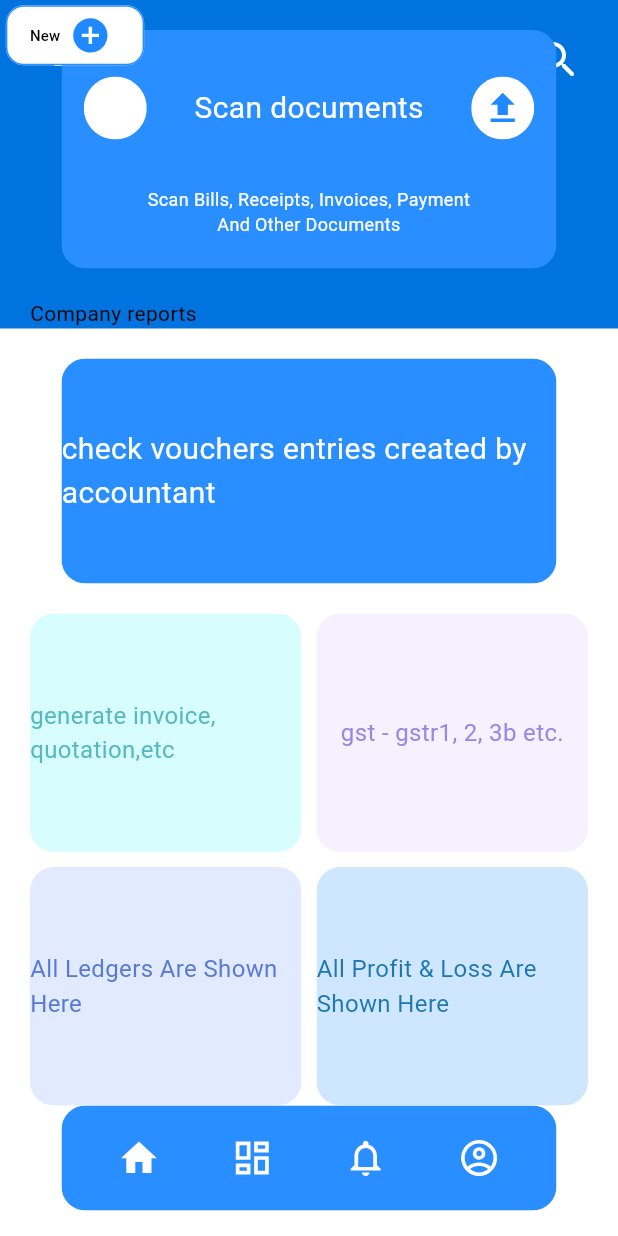
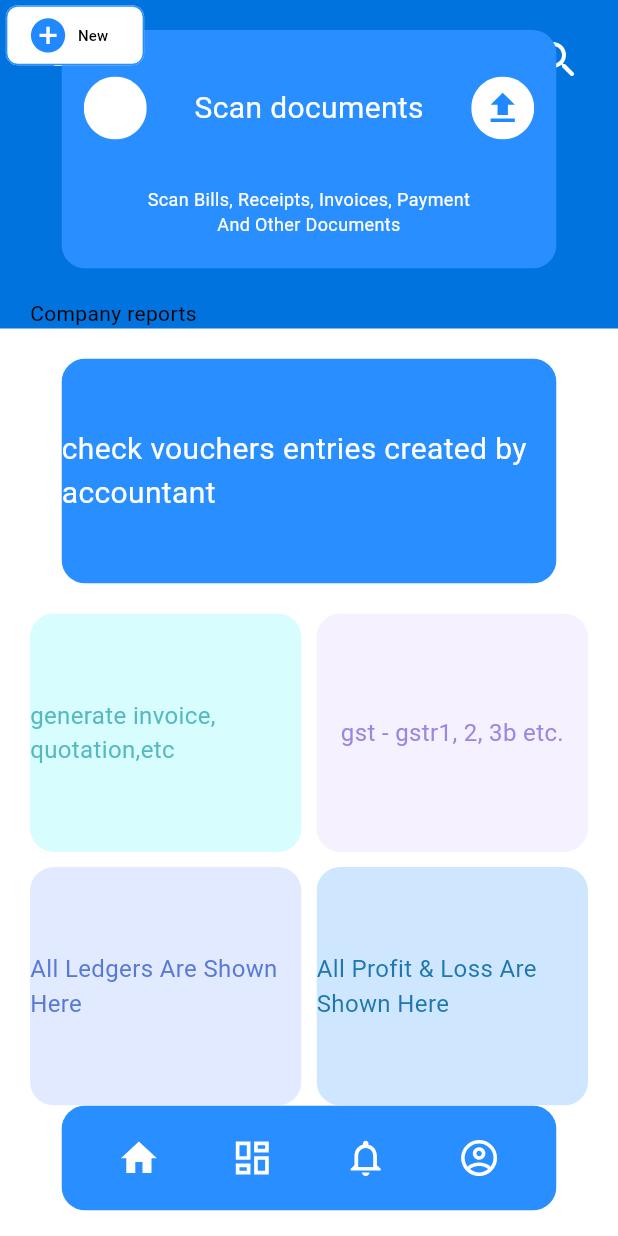
Before and after one commit to DoodleSquash/adityapractice1, a Flutter app: the screen it shows after launch, on a phone screen of 412 x 824 dp. Run offline on Flutter 3.47's test engine with Material 3 defaults, Android fonts, the light colour scheme and no system bars; our stand-ins replace flutter_svg.

Commit message:
Update main.dart

```diff
--- a/lib/main.dart
+++ b/lib/main.dart
@@ -43,7 +43,7 @@ class MyApp extends StatelessWidget {
                           ),
                           onPressed: () {},
                         ),
-                        const SizedBox(width: 10), // Adjust the width as needed
+                        const SizedBox(width: 10),
                         const Text(
                           'Funnel Network',
                           style: TextStyle(
@@ -52,7 +52,7 @@ class MyApp extends StatelessWidget {
                             fontSize: 22,
                           ),
                         ),
-                        const Spacer(), // Pushes the FY2023 text and icons to the right
+                        const Spacer(),
                         const Text(
                           'FY2023',
                           style: TextStyle(
@@ -60,7 +60,7 @@ class MyApp extends StatelessWidget {
                             fontSize: 14,
                           ),
                         ),
-                        const SizedBox(width: 10), // Adjust the width as needed
+                        const SizedBox(width: 10),
                         IconButton(
                           icon: SvgPicture.asset(
                             'assets/icons/search_black_24dp.svg',
@@ -83,8 +83,8 @@ class MyApp extends StatelessWidget {
                   ClipRRect(
                     borderRadius: BorderRadius.circular(16),
                     child: Container(
-                      width: 330, // Set the width of the Container
-                      height: 159, // Set the height of the Container
+                      width: 330,
+                      height: 159,
                       color: Color(0xFF298EFF),
                       child: Column(
                         mainAxisAlignment: MainAxisAlignment.spaceEvenly,
@@ -152,8 +152,8 @@ class MyApp extends StatelessWidget {
                   ClipRRect(
                     borderRadius: BorderRadius.circular(16),
                     child: Container(
-                      width: 330, // Set the width of the Container
-                      height: 150, // Set the height of the Container
+                      width: 330,
+                      height: 150,
                       color: Color(0xFF298EFF),
                       child: Center(
                         child: Text(
@@ -173,7 +173,7 @@ class MyApp extends StatelessWidget {
                         child: ClipRRect(
                           borderRadius: BorderRadius.circular(16),
                           child: Container(
-                            height: 159, // Set the height of the Container
+                            height: 159,
                             color: Color(0xFFD7FDFF),
                             child: Center(
                               child: Text(
@@ -192,7 +192,7 @@ class MyApp extends StatelessWidget {
                         child: ClipRRect(
                           borderRadius: BorderRadius.circular(16),
                           child: Container(
-                            height: 159, // Set the height of the Container
+                            height: 159,
                             color: Color(0xFFF6F1FF),
                             child: Center(
                               child: Text(
@@ -215,7 +215,7 @@ class MyApp extends StatelessWidget {
                         child: ClipRRect(
                           borderRadius: BorderRadius.circular(16),
                           child: Container(
-                            height: 159, // Set the height of the Container
+                            height: 159,
                             color: Color(0xFFE2EAFF),
                             child: Center(
                               child: Text(
@@ -234,7 +234,7 @@ class MyApp extends StatelessWidget {
                         child: ClipRRect(
                           borderRadius: BorderRadius.circular(16),
                           child: Container(
-                            height: 159, // Set the height of the Container
+                            height: 159,
                             color: Color(0xFFCFE6FF),
                             child: Center(
                               child: Text(
@@ -250,13 +250,11 @@ class MyApp extends StatelessWidget {
                       ),
                     ],
                   ),
-
-                  //lower blue container
                   ClipRRect(
                     borderRadius: BorderRadius.circular(16),
                     child: Container(
-                      width: 330, // Set the width of the Container
-                      height: 70, // Set the height of the Container
+                      width: 330,
+                      height: 70,
                       color: Color(0xFF298EFF),
                       child: Row(
                         mainAxisAlignment: MainAxisAlignment.spaceEvenly,
@@ -284,7 +282,6 @@ class MyApp extends StatelessWidget {
                               'assets/icons/notifications_black_24dp.svg',
                               height: 28.0,
                               width: 28.0,
-                              // color: Colors.white,
                             ),
                             onPressed: () {},
                           ),
@@ -310,32 +307,28 @@ class MyApp extends StatelessWidget {
                 width: 100,
                 alignment: Alignment.center,
                 child: OutlinedButton.icon(
-                  iconAlignment: IconAlignment.end,
                   onPressed: () {},
                   icon: SvgPicture.asset(
-                    'assets/icons/Path 83457.svg', // Replace with your icon path
+                    'assets/icons/Path 83457.svg',
                     height: 24.0,
                     width: 24.0,
                   ),
                   label: Text(
                     "New",
-                    style: TextStyle(color: Colors.black,fontSize:10 ),
-
+                    style: TextStyle(color: Colors.black, fontSize: 10),
                   ),
                   style: OutlinedButton.styleFrom(
-                    backgroundColor:
-                        Colors.white, // Set the background color to white
+                    backgroundColor: Colors.white,
                     side: BorderSide(
-                        color:
-                            Color(0xFF298EFF)), // Set the border color to blue
+                      color: Color(0xFF298EFF),
+                    ),
                     shape: RoundedRectangleBorder(
-                      borderRadius:
-                          BorderRadius.circular(12), // Set less rounded corners
+                      borderRadius: BorderRadius.circular(8),
                     ),
                   ),
                 ),
               ),
-            )
+            ),
           ],
         ),
       ),
```
